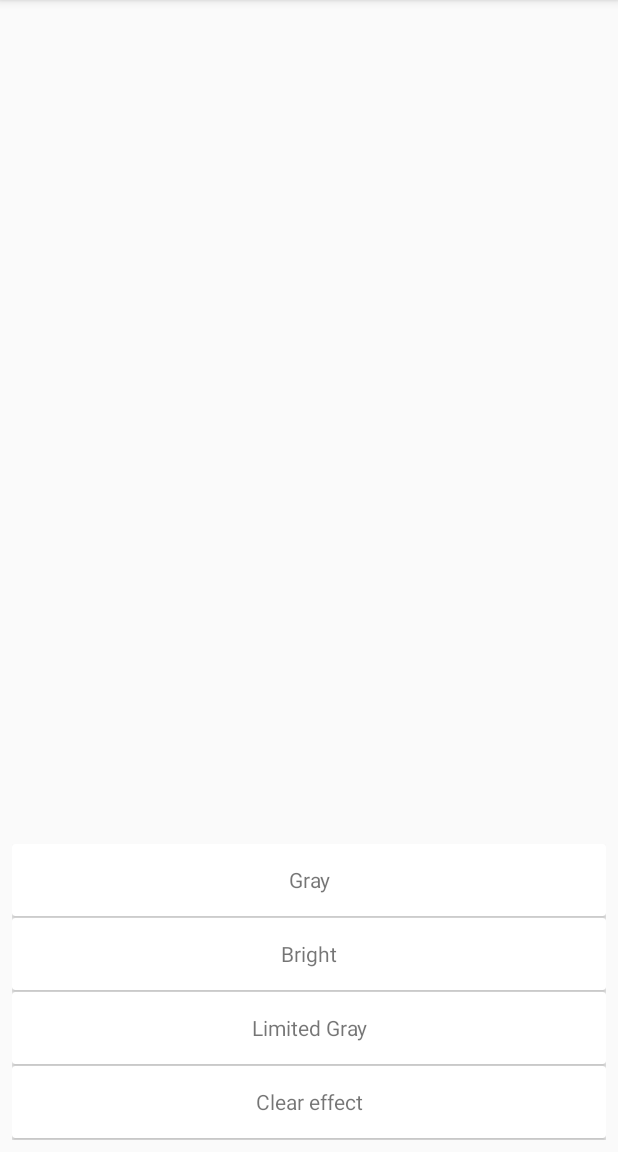
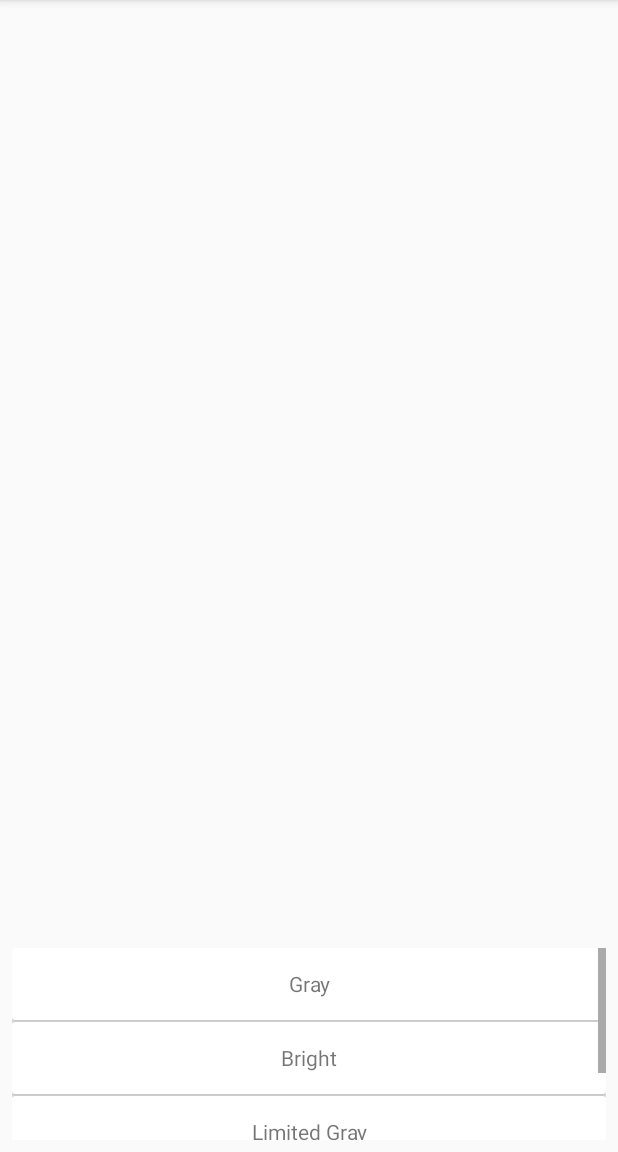
Before and after one commit to Igorpi25/photomaker, an Android app: the PhotoEffectsActivity screen opened directly, with no data from a screen before it, on a phone screen of 412 x 824 dp, the part 84-1236 px from its top. Run offline under Robolectric (Android 15) with nearby library versions, the phone set to English and light mode, and no system bars; libraries missing offline, so code that uses them is left out: com.github.chrisbanes.photoview; plain views replace PhotoView; 1 statement that could not run was skipped.

Commit message:
- Effect WhiteBlack renamed to better name - Gray Limited - Global design refactoring: button selectors, cards in recyclerview, colors - Progress bar in CameraActvivty - ic_launcher changed to clipart-filter with adaptive background

```diff
--- a/app/src/main/java/com/ivanov/tech/photomaker/ui/PhotoEffectsActivity.java
+++ b/app/src/main/java/com/ivanov/tech/photomaker/ui/PhotoEffectsActivity.java
@@ -84,9 +84,11 @@ public class PhotoEffectsActivity extends AppCompatActivity implements View.OnCl
 
         mRecyclerView = (RecyclerView) findViewById(R.id.recyclerView);
         mRecyclerView.setHasFixedSize(true);
+
         mLayoutManager = new LinearLayoutManager(this);
         mLayoutManager.offsetChildrenVertical(8);
         mRecyclerView.setLayoutManager(mLayoutManager);
+
         mAdapter = new EffectsListAdapter(mListOfEffects,this);
         mRecyclerView.setAdapter(mAdapter);
 
--- a/app/src/main/res/layout/activity_photo_effects.xml
+++ b/app/src/main/res/layout/activity_photo_effects.xml
@@ -32,8 +32,14 @@
     <android.support.v7.widget.RecyclerView
         android:id="@+id/recyclerView"
         android:layout_width="0dp"
-        android:layout_height="wrap_content"
+        android:layout_height="128dp"
         android:layout_margin="8dp"
+        android:scrollbars="vertical"
+        android:fadeScrollbars="false"
+        android:scrollbarThumbVertical="@android:color/darker_gray"
+        android:scrollbarSize="5dp"
+        android:scrollbarStyle="outsideOverlay"
+
         app:layout_constraintBottom_toBottomOf="parent"
         app:layout_constraintEnd_toEndOf="parent"
         app:layout_constraintHorizontal_bias="0.0"
```
Also changed, not shown: build.gradle (line endings or trailing spaces).
